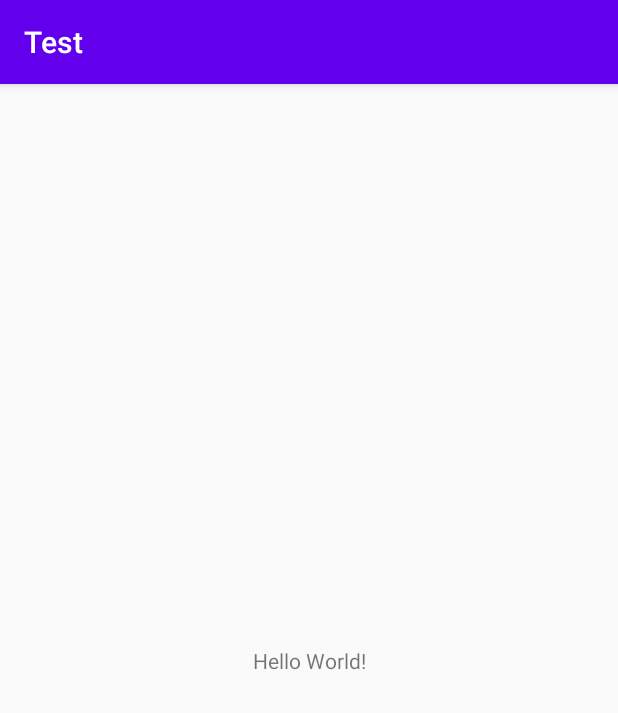
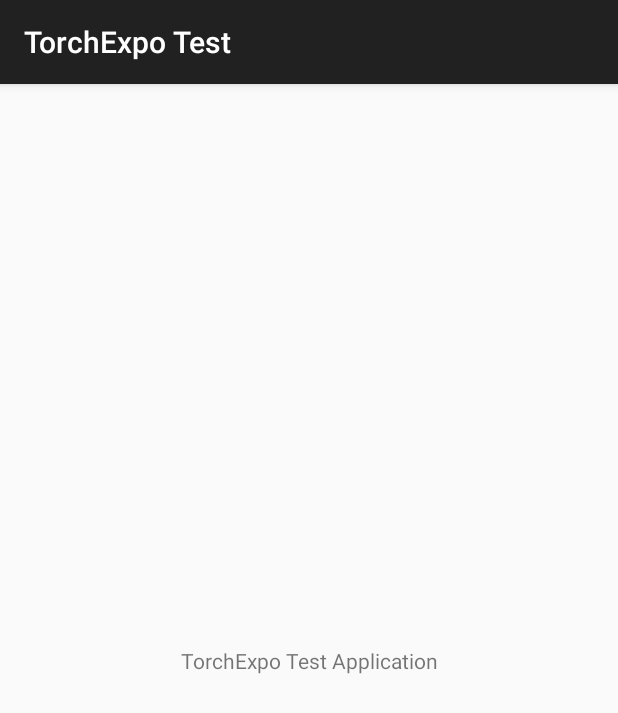
Before and after one commit to torchexpo/torchexpo, an Android app: the screen it shows after launch (MainActivity), on a phone screen of 412 x 824 dp. Shown: the top 713 px of the screen. Run offline under Robolectric (Android 15) with nearby library versions, the phone set to English and light mode, and no system bars.

Commit message:
Updates to Android

```diff
--- a/android/app/src/main/java/io/github/torchexpo/test/MainActivity.kt
+++ b/android/app/src/main/java/io/github/torchexpo/test/MainActivity.kt
@@ -1,20 +1,22 @@
 package io.github.torchexpo.test
 
+import android.os.Bundle
 import androidx.appcompat.app.AppCompatActivity
-import android.os.Bundle
 import io.github.torchexpo.test.vision.ImageClassification
 
 class MainActivity : AppCompatActivity() {
 
-    private lateinit var modelName: String
+    private var modelName: String? = null
     private lateinit var result: String;
 
     override fun onCreate(savedInstanceState: Bundle?) {
         super.onCreate(savedInstanceState)
         setContentView(R.layout.activity_main)
 
-        modelName = intent.getStringExtra("modelName").toString()
-        result = ImageClassification(this, modelName).predict()
+        modelName = intent.getStringExtra("modelName")
+        if (!modelName.isNullOrEmpty()) {
+            result = ImageClassification(this, modelName!!).predict()
+        }
     }
 
     fun getResult(): String = result
--- a/android/app/src/main/res/layout/activity_main.xml
+++ b/android/app/src/main/res/layout/activity_main.xml
@@ -9,7 +9,7 @@
     <TextView
         android:layout_width="wrap_content"
         android:layout_height="wrap_content"
-        android:text="Hello World!"
+        android:text="@string/app_empty_state"
         app:layout_constraintBottom_toBottomOf="parent"
         app:layout_constraintLeft_toLeftOf="parent"
         app:layout_constraintRight_toRightOf="parent"
--- a/android/app/src/main/res/values/colors.xml
+++ b/android/app/src/main/res/values/colors.xml
@@ -1,6 +1,6 @@
 <?xml version="1.0" encoding="utf-8"?>
 <resources>
-    <color name="colorPrimary">#6200EE</color>
-    <color name="colorPrimaryDark">#3700B3</color>
-    <color name="colorAccent">#03DAC5</color>
+    <color name="colorPrimary">#212121</color>
+    <color name="colorPrimaryDark">#000000</color>
+    <color name="colorAccent">#ED4B2B</color>
 </resources>
--- a/android/app/src/main/res/values/strings.xml
+++ b/android/app/src/main/res/values/strings.xml
@@ -1,3 +1,4 @@
 <resources>
-    <string name="app_name">Test</string>
+    <string name="app_name">TorchExpo Test</string>
+    <string name="app_empty_state">TorchExpo Test Application</string>
 </resources>
```
Also changed, not shown: 3 other files.
